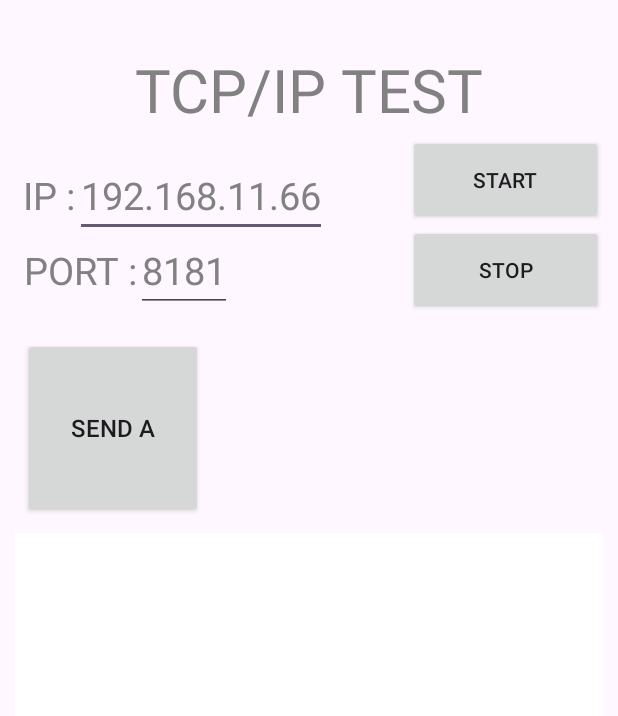
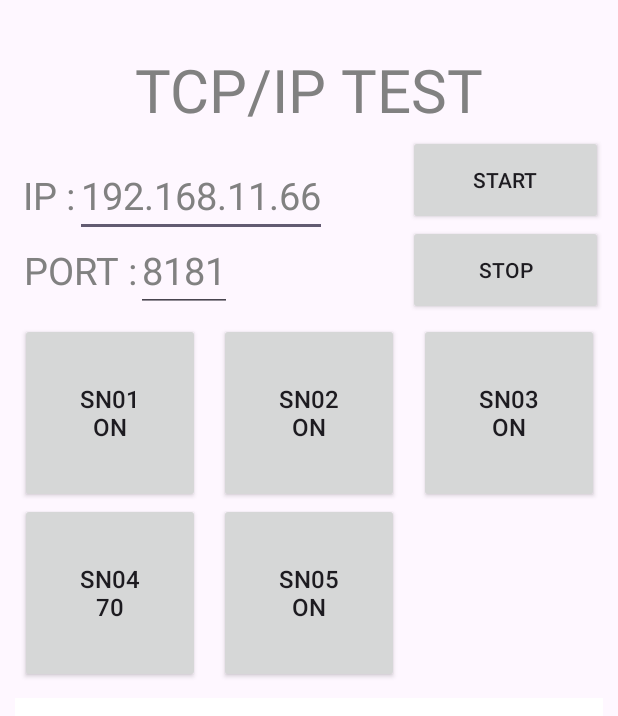
Before and after one commit to jaeyun9292/SocketTest, an Android app: the layout activity_main.xml on its own in the app's theme, with its tools: preview values and no code run, on a phone screen of 412 x 824 dp. Shown: the top 716 px of the screen. Run offline under Robolectric (Android 15) with nearby library versions, the phone set to English and light mode, and no system bars.

Commit message:
2023/07/25 1. Send 값 수정

```diff
--- a/app/src/main/res/layout/activity_main.xml
+++ b/app/src/main/res/layout/activity_main.xml
@@ -92,12 +92,55 @@
         android:id="@+id/send_btn_1"
         android:layout_width="120dp"
         android:layout_height="120dp"
-        android:layout_marginStart="15dp"
-        android:layout_marginTop="20dp"
-        android:text="@string/send_A_text"
+        android:layout_marginTop="10dp"
+        android:text="@string/send_A_on_text"
         android:textSize="16sp"
+        app:layout_constraintEnd_toStartOf="@+id/send_btn_2"
         app:layout_constraintStart_toStartOf="parent"
         app:layout_constraintTop_toBottomOf="@+id/port_tv" />
+
+    <androidx.appcompat.widget.AppCompatButton
+        android:id="@+id/send_btn_2"
+        android:layout_width="120dp"
+        android:layout_height="120dp"
+        android:text="@string/send_B_on_text"
+        android:textSize="16sp"
+        app:layout_constraintBottom_toBottomOf="@+id/send_btn_1"
+        app:layout_constraintEnd_toStartOf="@+id/send_btn_3"
+        app:layout_constraintStart_toEndOf="@+id/send_btn_1"
+        app:layout_constraintTop_toTopOf="@+id/send_btn_1" />
+
+    <androidx.appcompat.widget.AppCompatButton
+        android:id="@+id/send_btn_3"
+        android:layout_width="120dp"
+        android:layout_height="120dp"
+        android:text="@string/send_C_on_text"
+        android:textSize="16sp"
+        app:layout_constraintBottom_toBottomOf="@+id/send_btn_2"
+        app:layout_constraintEnd_toEndOf="parent"
+        app:layout_constraintStart_toEndOf="@+id/send_btn_2"
+        app:layout_constraintTop_toTopOf="@+id/send_btn_2" />
+
+
+    <androidx.appcompat.widget.AppCompatButton
+        android:id="@+id/send_btn_4"
+        android:layout_width="120dp"
+        android:layout_height="120dp"
+        android:text="@string/send_D_low_text"
+        android:textSize="16sp"
+        app:layout_constraintStart_toStartOf="@+id/send_btn_1"
+        app:layout_constraintTop_toBottomOf="@+id/send_btn_1" />
+
+
+    <androidx.appcompat.widget.AppCompatButton
+        android:id="@+id/send_btn_5"
+        android:layout_width="120dp"
+        android:layout_height="120dp"
+        android:text="@string/send_E_on_text"
+        android:textSize="16sp"
+        app:layout_constraintBottom_toBottomOf="@+id/send_btn_4"
+        app:layout_constraintStart_toStartOf="@+id/send_btn_2"
+        app:layout_constraintTop_toBottomOf="@+id/send_btn_1" />
 
     <ScrollView
         android:id="@+id/scrollview"
@@ -110,7 +153,7 @@
         app:layout_constraintBottom_toBottomOf="parent"
         app:layout_constraintEnd_toEndOf="parent"
         app:layout_constraintStart_toStartOf="parent"
-        app:layout_constraintTop_toBottomOf="@+id/send_btn_1">
+        app:layout_constraintTop_toBottomOf="@+id/send_btn_5">
 
         <androidx.appcompat.widget.AppCompatTextView
             android:id="@+id/debug_tv"
--- a/app/src/main/res/values/strings.xml
+++ b/app/src/main/res/values/strings.xml
@@ -7,5 +7,17 @@
     <string name="default_port">8181</string>
     <string name="server_start_text">START</string>
     <string name="server_stop_text">STOP</string>
-    <string name="send_A_text">send A</string>
+
+
+    <string name="send_A_on_text">sn01\non</string>
+    <string name="send_A_off_text">sn01\noff</string>
+    <string name="send_B_on_text">sn02\non</string>
+    <string name="send_B_off_text">sn02\noff</string>
+    <string name="send_C_on_text">sn03\non</string>
+    <string name="send_C_off_text">sn03\noff</string>
+    <string name="send_D_low_text">sn04\n70</string>
+    <string name="send_D_medium_text">sn04\n90</string>
+    <string name="send_D_high_text">sn04\n130</string>
+    <string name="send_E_on_text">sn05\non</string>
+    <string name="send_E_off_text">sn05\noff</string>
 </resources>
```
Also changed, not shown: app/src/main/java/com/example/sockettestapp/MainActivity.kt (+74 -1 lines).
